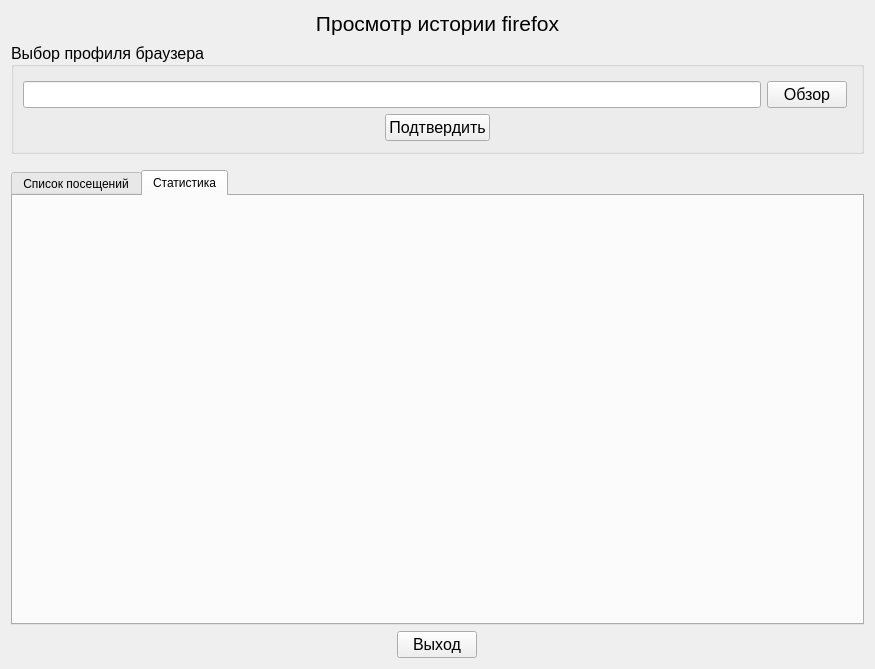
This is forms/form.ui in Warh40k/browser_history_analyzer as Qt 5 draws it before an edit. The edited form follows.
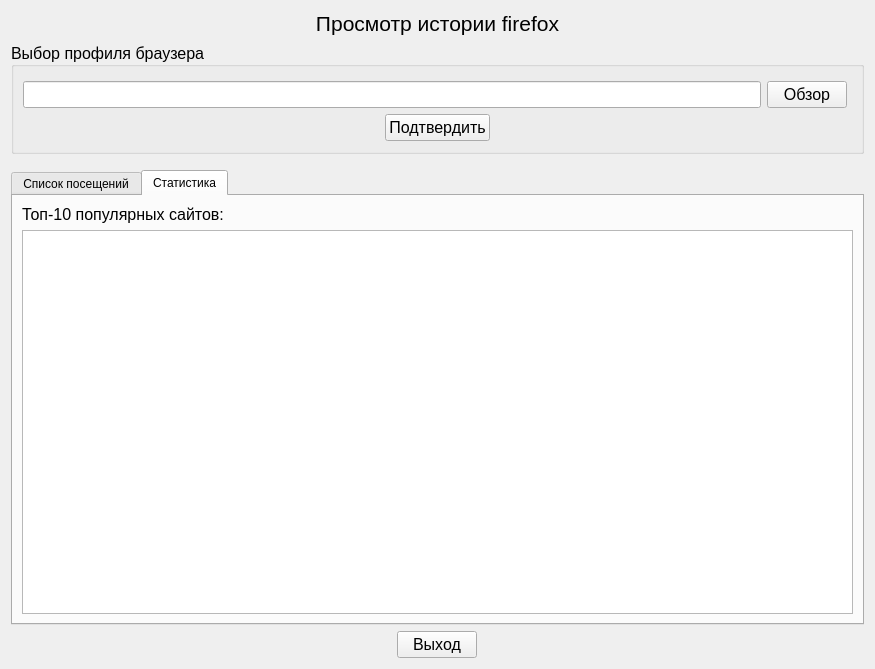
This is the edited form. The open tabs and pages were chosen to show the change.

Commit message: Add table of top-15 sites

The edit to the form file:
```diff
--- a/forms/form.ui
+++ b/forms/form.ui
@@ -242,6 +242,23 @@
       <attribute name="title">
        <string>Статистика</string>
       </attribute>
+      <layout class="QGridLayout" name="gridLayout">
+       <item row="0" column="0">
+        <widget class="QLabel" name="label_2">
+         <property name="font">
+          <font>
+           <pointsize>12</pointsize>
+          </font>
+         </property>
+         <property name="text">
+          <string>Топ-10 популярных сайтов:</string>
+         </property>
+        </widget>
+       </item>
+       <item row="1" column="0">
+        <widget class="QTableWidget" name="topsiteTable"/>
+       </item>
+      </layout>
      </widget>
     </widget>
    </item>
```
Left out of the diff: 2 changed lines with no effect on the pictures. The commit also changes 3 other files.
